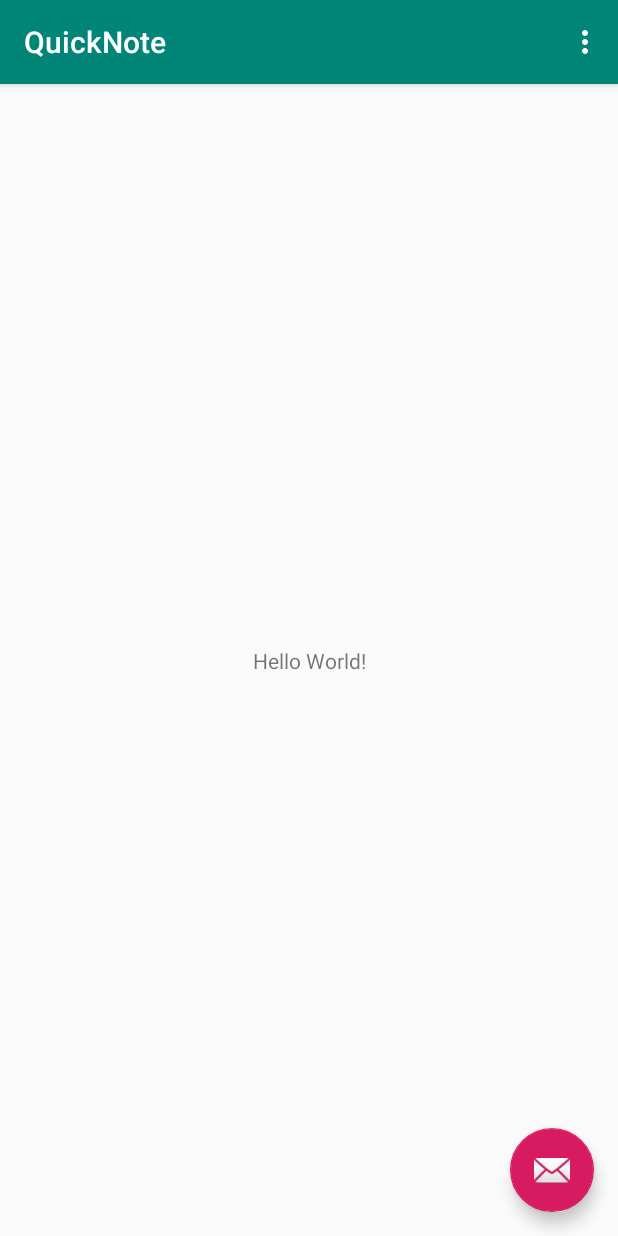
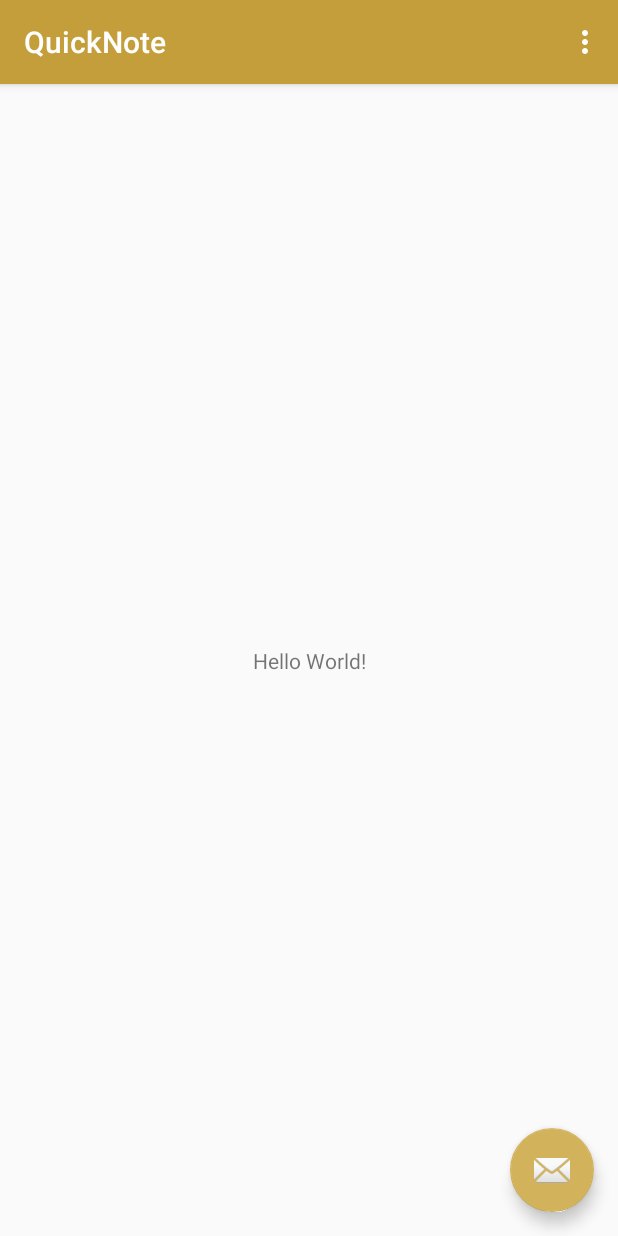
Before and after one commit to JamalAartsen/Notique, an Android app: the screen it shows after launch (MainActivity), on a phone screen of 412 x 824 dp. Run offline under Robolectric (Android 15) with nearby library versions, the phone set to English and light mode, and no system bars.

Commit message:
Heb kleuren toegevoegd en dit is een test commit.

```diff
--- a/app/src/main/res/values/colors.xml
+++ b/app/src/main/res/values/colors.xml
@@ -1,6 +1,7 @@
 <?xml version="1.0" encoding="utf-8"?>
 <resources>
-    <color name="colorPrimary">#008577</color>
-    <color name="colorPrimaryDark">#00574B</color>
-    <color name="colorAccent">#D81B60</color>
+    <color name="colorPrimary">#C39E3A</color>
+    <color name="colorPrimaryDark">#C39E3A</color>
+    <color name="colorAccent">#D2B25B</color>
+    <color name="backGroundColorActivity">#EAD8A1</color>
 </resources>
```
